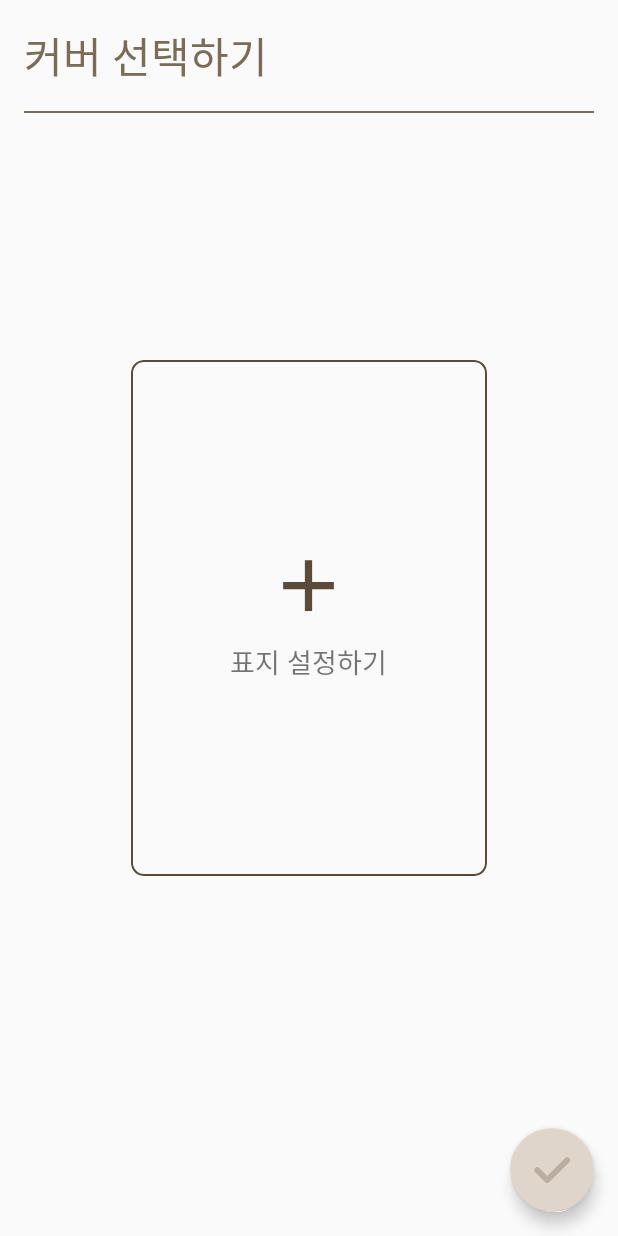
After one commit to Woollim/Poem, an Android app: the SelectBookCoverActivity screen opened directly, with no data from a screen before it, on a phone screen of 412 x 824 dp. The commit adds this screen. Run offline under Robolectric (Android 15) with nearby library versions, the phone set to English and light mode, and no system bars; libraries missing offline, so code that uses them is left out: com.gun0912.tedpermission.

Commit message:
add select poem, select book cover

```diff
--- a/app/src/main/AndroidManifest.xml
+++ b/app/src/main/AndroidManifest.xml
@@ -25,9 +25,10 @@
         <activity android:name=".activity.PoemtryIndexActivity"/>
         <activity android:name=".activity.WritePoemActivity"/>
         <activity android:name=".activity.PoemActivity"/>
-        <activity android:name=".activity.MakePoemtryActivity"/>
+        <activity android:name=".activity.SelectPoemtryActivity"/>
         <activity android:name=".activity.BluetoothShareActivity"/>
         <activity android:name=".activity.SharePoemActivity"/>
+        <activity android:name=".activity.SelectBookCoverActivity"/>
 
     </application>
 
--- a/app/src/main/java/root/hash_tm/Manager/TTSManager.java
+++ b/app/src/main/java/root/hash_tm/Manager/TTSManager.java
@@ -2,7 +2,6 @@ package root.hash_tm.Manager;
 
 import android.content.Context;
 import android.speech.tts.TextToSpeech;
-import android.util.Log;
 
 import java.util.Locale;
 
@@ -17,7 +16,6 @@ public class TTSManager {
         tts = new TextToSpeech(context, new TextToSpeech.OnInitListener() {
             @Override
             public void onInit(int i) {
-                Log.d("xxx", "onInit: " + i);
                 if(i != TextToSpeech.ERROR){
                     tts.setLanguage(Locale.KOREA);
                 }
--- a/app/src/main/java/root/hash_tm/activity/MyPageActivity.java
+++ b/app/src/main/java/root/hash_tm/activity/MyPageActivity.java
@@ -79,7 +79,7 @@ public class MyPageActivity extends BaseActivity {
                         @Override
                         public void onClick(View view) {
                             if(poemCount >= 3){
-                                goNextActivity(MakePoemtryActivity.class, null);
+                                goNextActivity(SelectPoemtryActivity.class, null);
                             }else{
                                 showSnack("출간하기에 시가 충분치 않습니다.");
                             }
--- /dev/null
+++ b/app/src/main/java/root/hash_tm/activity/SelectBookCoverActivity.java
@@ -0,0 +1,161 @@
+package root.hash_tm.activity;
+
+import android.Manifest;
+import android.app.Activity;
+import android.content.CursorLoader;
+import android.content.DialogInterface;
+import android.content.Intent;
+import android.database.Cursor;
+import android.graphics.Bitmap;
+import android.graphics.drawable.BitmapDrawable;
+import android.graphics.drawable.Drawable;
+import android.net.Uri;
+import android.os.Bundle;
+import android.provider.MediaStore;
+import android.support.annotation.Nullable;
+import android.support.design.widget.FloatingActionButton;
+import android.support.v7.app.AlertDialog;
+import android.view.View;
+import android.widget.ImageView;
+
+import com.gun0912.tedpermission.PermissionListener;
+import com.gun0912.tedpermission.TedPermission;
+
+import java.io.File;
+import java.util.ArrayList;
+
+import okhttp3.MediaType;
+import okhttp3.MultipartBody;
+import okhttp3.RequestBody;
+import retrofit2.Call;
+import retrofit2.Callback;
+import retrofit2.Response;
+import root.hash_tm.R;
+import root.hash_tm.connect.RetrofitClass;
+import root.hash_tm.util.BaseActivity;
+
+/**
+ * Created by root1 on 2017. 10. 1..
+ */
+
+public class SelectBookCoverActivity extends BaseActivity implements View.OnClickListener{
+    private static int GET_PICTURE_URL = 100;
+
+    ImageView bookCover;
+
+
+    @Override
+    public void onClick(View view) {
+        if(imagePath.isEmpty()){
+            final AlertDialog.Builder builder = new AlertDialog.Builder(this);
+            builder.setTitle("확인").setMessage("표지없이 시집을 출간하시겠습니까?")
+                    .setPositiveButton("확인", new DialogInterface.OnClickListener() {
+                        @Override
+                        public void onClick(DialogInterface dialogInterface, int i) {
+                            finish();
+                            builder.create().cancel();
+                        }
+                    }).setNegativeButton("취소", new DialogInterface.OnClickListener() {
+                @Override
+                public void onClick(DialogInterface dialogInterface, int i) {
+                    builder.create().cancel();
+                }
+            }).create().show();
+        }else{
+            RetrofitClass.getInstance()
+                    .apiInterface
+                    .uploadImage(getPreferences().getString("cookie",""), bookId, getImage())
+                    .enqueue(new Callback<Void>() {
+                        @Override
+                        public void onResponse(Call<Void> call, Response<Void> response) {
+                            if(response.code() == 201){
+                                showSnack("시집을 출간하였습니다.");
+                            }else{
+                                showSnack("시집의 표지가 날라갔습니다.");
+                            }
+                        }
+
+                        @Override
+                        public void onFailure(Call<Void> call, Throwable t) {
+                            t.printStackTrace();
+                        }
+                    });
+        }
+    }
+
+    private MultipartBody.Part getImage(){
+        File file = new File(imagePath);
+        RequestBody body = RequestBody.create(MediaType.parse("image/png"), file);
+        MultipartBody.Part part = MultipartBody.Part.createFormData("image", file.getName(), body);
+        return part;
+    }
+
+    private String bookId;
+
+    @Override
+    protected void onCreate(@Nullable Bundle savedInstanceState) {
+        super.onCreate(savedInstanceState);
+        setContentView(R.layout.activity_select_book_cover);
+
+        Intent intent = getIntent();
+        bookId = intent.getStringExtra("bookId");
+
+        bookCover = (ImageView) findViewById(R.id.bookCover);
+
+        bookCover.setClipToOutline(true);
+
+        bookCover.setOnClickListener(new View.OnClickListener() {
+            @Override
+            public void onClick(View view) {
+                TedPermission.with(SelectBookCoverActivity.this)
+                        .setPermissionListener(new PermissionListener() {
+                            @Override
+                            public void onPermissionGranted() {
+                                Intent intent = new Intent(Intent.ACTION_PICK);
+                                intent.setType(MediaStore.Images.Media.CONTENT_TYPE);
+                                intent.setData(MediaStore.Images.Media.EXTERNAL_CONTENT_URI);
+                                startActivityForResult(intent, GET_PICTURE_URL);
+                            }
+
+                            @Override
+                            public void onPermissionDenied(ArrayList<String> deniedPermissions) {
+
+                            }
+                        }).setDeniedMessage("권한을 받지 않으면 이미지를 불러오지 못합니다.")
+                        .setPermissions(Manifest.permission.READ_EXTERNAL_STORAGE)
+                        .check();
+            }
+        });
+
+        FloatingActionButton sendButton = (FloatingActionButton)findViewById(R.id.sendButton);
+
+        sendButton.setOnClickListener(this);
+    }
+
+    private String imagePath = "";
+
+    @Override
+    protected void onActivityResult(int requestCode, int resultCode, Intent data) {
+        if(requestCode == GET_PICTURE_URL){
+            if(resultCode == Activity.RESULT_OK){
+                try{
+                    getPath(data.getData());
+                    Bitmap bitmap = MediaStore.Images.Media.getBitmap(getContentResolver(), data.getData());
+                    BitmapDrawable bitmapDrawable = new BitmapDrawable(bitmap);
+                    bookCover.setImageDrawable((Drawable)bitmapDrawable);
+                }catch(Exception e){
+                    e.printStackTrace();
+                }
+            }
+        }
+
+    }
+
+    private void getPath(Uri uri){
+        CursorLoader cursorLoader = new CursorLoader(this, uri, new String[]{MediaStore.Images.Media.DATA}, null, null, null);
+        Cursor cursor = cursorLoader.loadInBackground();
+        int column_index = cursor.getColumnIndexOrThrow(MediaStore.Images.Media.DATA);
+        cursor.moveToFirst();
+        imagePath = cursor.getString(column_index);
+    }
+}
--- a/app/src/main/java/root/hash_tm/connect/ConnectInterface.java
+++ b/app/src/main/java/root/hash_tm/connect/ConnectInterface.java
@@ -80,7 +80,7 @@ public interface ConnectInterface {
 
     @POST("/book/{bookId}/image")
     @Multipart
-    Call<Void> uploadImage(@Header("Poem-Session-Key")String cookie, @Path("bookId")int bookId, @Part MultipartBody.Part img);
+    Call<Void> uploadImage(@Header("Poem-Session-Key")String cookie, @Path("bookId")String bookId, @Part MultipartBody.Part img);
 
     @GET("/book/{bookId}/heart")
     Call<Void> checkHeart(@Header("Poem-Session-Key")String cookie, @Path("bookId")String bookId);
--- /dev/null
+++ b/app/src/main/res/drawable/ic_plus.xml
@@ -0,0 +1,9 @@
+<vector xmlns:android="http://schemas.android.com/apk/res/android"
+        android:width="24dp"
+        android:height="24dp"
+        android:viewportWidth="24.0"
+        android:viewportHeight="24.0">
+    <path
+        android:fillColor="@color/colorNo5"
+        android:pathData="M19,13h-6v6h-2v-6H5v-2h6V5h2v6h6v2z"/>
+</vector>
--- /dev/null
+++ b/app/src/main/res/layout/activity_select_book_cover.xml
@@ -0,0 +1,64 @@
+<?xml version="1.0" encoding="utf-8"?>
+<RelativeLayout xmlns:android="http://schemas.android.com/apk/res/android"
+    xmlns:app="http://schemas.android.com/apk/res-auto"
+    android:orientation="vertical"
+    android:layout_width="match_parent"
+    android:layout_height="match_parent">
+
+    <TextView
+        android:id="@+id/text1"
+        android:layout_width="wrap_content"
+        android:layout_height="wrap_content"
+        android:text="커버 선택하기"
+        android:layout_margin="16dp"
+        android:textColor="@color/colorNo4"
+        android:textSize="28dp"/>
+
+    <View
+        android:layout_marginRight="16dp"
+        android:layout_marginLeft="16dp"
+        android:layout_below="@id/text1"
+        android:layout_width="match_parent"
+        android:layout_height="1dp"
+        android:background="@color/colorNo4"/>
+
+    <ImageView
+        android:id="@+id/bookCover"
+        android:background="@drawable/back_mypage_grid"
+        android:layout_width="237dp"
+        android:layout_height="344dp"
+        android:layout_centerVertical="true"
+        android:layout_centerHorizontal="true" />
+
+    <LinearLayout
+        android:id="@+id/addLayout"
+        android:gravity="center"
+        android:layout_centerInParent="true"
+        android:layout_width="wrap_content"
+        android:layout_height="wrap_content"
+        android:orientation="vertical">
+        <ImageView
+            android:scaleType="fitXY"
+            android:src="@drawable/ic_plus"
+            android:layout_width="58dp"
+            android:layout_height="58dp" />
+        <TextView
+            android:layout_width="wrap_content"
+            android:layout_height="wrap_content"
+            android:text="표지 설정하기"
+            android:textSize="18dp"
+            android:layout_margin="8dp"/>
+    </LinearLayout>
+
+
+
+    <android.support.design.widget.FloatingActionButton
+        android:id="@+id/sendButton"
+        android:layout_width="wrap_content"
+        app:fabSize="normal"
+        android:src="@drawable/btn_submit"
+        android:layout_margin="16dp"
+        android:layout_alignParentBottom="true"
+        android:layout_alignParentRight="true"
+        android:layout_height="wrap_content" />
+</RelativeLayout>
```
Also changed, not shown: app/src/main/java/root/hash_tm/activity/MakePoemtryActivity.java (deleted, +0 -225 lines), app/src/main/java/root/hash_tm/activity/SelectPoemtryActivity.java (added, +132 -0 lines), app/src/main/java/root/hash_tm/adapter/SelectPoemtryAdapter.java (renamed from app/src/main/java/root/hash_tm/adapter/MakePoemtryAdapter.java, +7 -6 lines), app/src/main/res/layout/activity_make_poemtry.xml (deleted, +0 -55 lines), app/src/main/res/layout/activity_select_poem.xml (added, +61 -0 lines), app/src/main/res/layout/view_selected.xml (added, +15 -0 lines).
